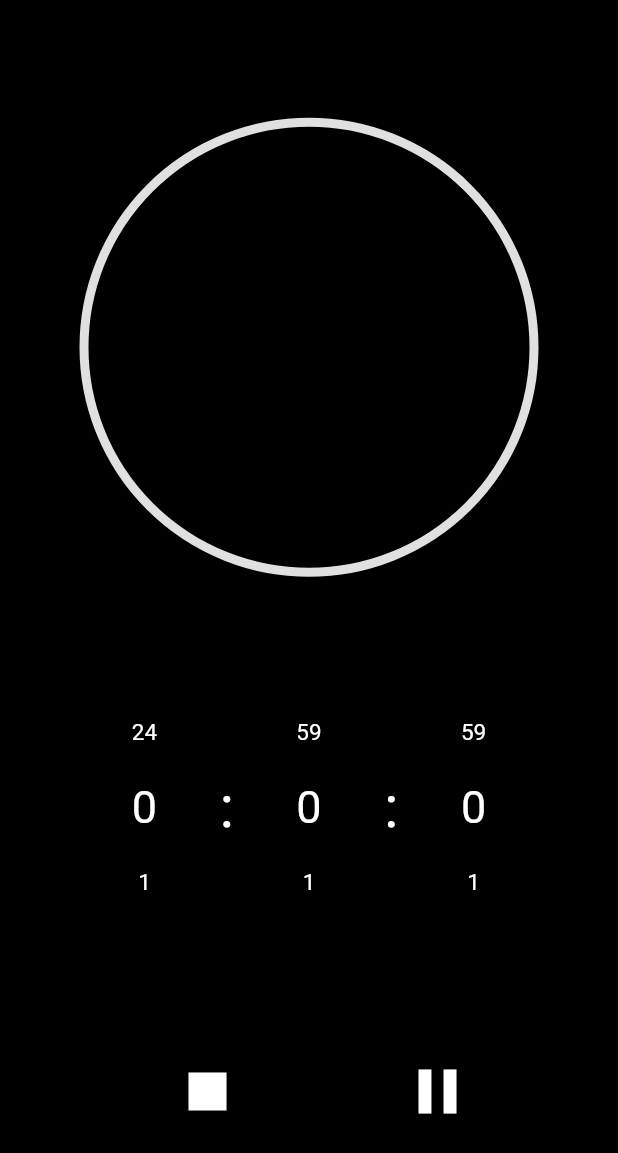
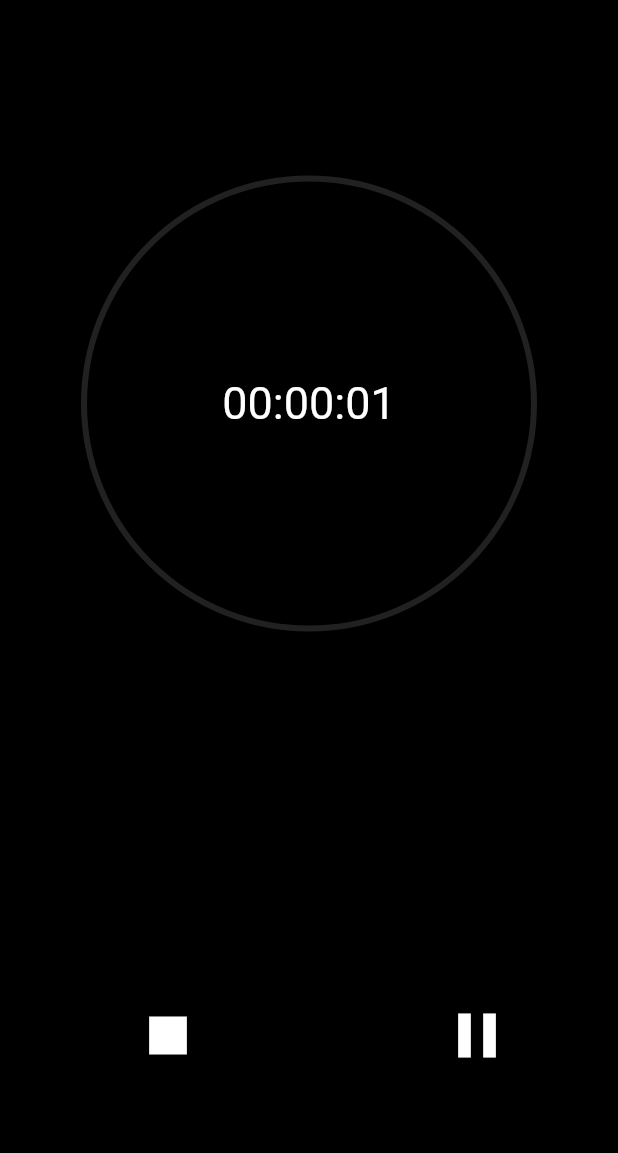
Before and after one commit to Sebastiano0/TPSIT, a Flutter app: the screen it shows after launch, after a tap on the "play arrow" icon, on a phone screen of 412 x 824 dp. Shown: the top 1153 px of the screen. Run offline on Flutter 3.47's test engine with Material 2 defaults, Android fonts, the phone set to English and light mode, and no system bars; drawn by our look-alikes of numberpicker; our stand-ins replace audioplayers, flutter_local_notifications.

```diff
--- a/timer/lib/main.dart
+++ b/timer/lib/main.dart
@@ -4,6 +4,11 @@ import 'package:audioplayers/audioplayers.dart';
 import 'package:flutter/material.dart';
 import 'package:flutter/services.dart';
 import 'package:numberpicker/numberpicker.dart';
+import 'package:flutter_local_notifications/flutter_local_notifications.dart';
+import 'noti.dart';
+
+final FlutterLocalNotificationsPlugin flutterLocalNotificationsPlugin =
+      FlutterLocalNotificationsPlugin();
 
 void main() {
   runApp(const MyApp());
@@ -32,25 +37,46 @@ class MyHomePage extends StatefulWidget {
 }
 
 class _MyHomePageState extends State<MyHomePage> {
+
+
   var _currentValueMinutes = 0;
   var _currentValueSeconds = 1;
   var _currentValueHours = 0;
+
+  String remainingTime = "";
+  int initialCount = 0;
   double progress = 1.0;
   dynamic sub;
   bool paused = true;
   dynamic controller;
+  bool numberPickerVisibility = true;
+  bool stopped = false;
+
   String path = "assets/audio/audio.mp3";
   final AudioPlayer player = AudioPlayer();
   var bytes; //load audio from assets
-/*
-    - E`richiesta la gestione della subscription degli stream.
-    - Lo studente realizzerà un opprotuno StreamController che, come un oscillatore,
-      genererà i tick (eventi di trigger).
-    - Lo stream di tick servirà per gestire, possibilmente trasformandolo in un altro stream di numeri,
-      l'avanzamento del conto alla rovescia.
-*/
+
+  createStringRemainingTime() {
+    remainingTime = "";
+    if (_currentValueHours < 10) {
+      remainingTime += "0$_currentValueHours:";
+    } else {
+      remainingTime += "$_currentValueHours:";
+    }
+    if (_currentValueMinutes < 10) {
+      remainingTime += "0$_currentValueMinutes:";
+    } else {
+      remainingTime += "$_currentValueMinutes:";
+    }
+    if (_currentValueSeconds < 10) {
+      remainingTime += "0$_currentValueSeconds";
+    } else {
+      remainingTime += "$_currentValueSeconds";
+    }
+  }
 
   play() async {
+    numberPickerVisibility = false;
     controller = StreamController<int>(
       onPause: () => print('Paused'),
       onResume: () => print('Resumed'),
@@ -62,17 +88,16 @@ class _MyHomePageState extends State<MyHomePage> {
         (_currentValueMinutes * 60) +
         _currentValueSeconds;
 
-    sub = controller.stream.listen(
-        (int data) async {
+    var fractionProgress = 1 / count / 10;
+    sub = controller.stream.listen((int data) async {
       setState(() {
-            progress = ((progress) -
-                    1 /
-                        ((_currentValueHours * 24) +
-                            (_currentValueMinutes * 60) +
-                            _currentValueSeconds))
-                .toDouble();
+        progress = progress - fractionProgress;
+        createStringRemainingTime();
+        if (data % 10 == 0) {
           if (_currentValueSeconds != 0) {
+            if (data != 0) {
               _currentValueSeconds--;
+            }
           } else {
             _currentValueSeconds = 59;
             if (_currentValueMinutes != 0) {
@@ -84,39 +109,49 @@ class _MyHomePageState extends State<MyHomePage> {
               }
             }
           }
+        }
       });
-        },
-        onError: (error) {},
-        onDone: () {
-          print("object");
-        });
+    }, onError: (error) {}, onDone: () {});
 
     if (!controller.isClosed) {
-      final stream = Stream.periodic(const Duration(seconds: 1), (x) {
+      final stream = Stream.periodic(const Duration(milliseconds: 100), (x) {
         return x;
-      }).take(count);
+      }).take(count * 10);
 
       await controller.addStream(stream);
 
-      if (_currentValueSeconds == 0) {
+      if (progress == 0) {}
+    }
+    _currentValueSeconds--;
+    initialCount = 0;
+    sub.cancel();
+    paused = true;
+    numberPickerVisibility = true;
+    Noti.initialize(flutterLocalNotificationsPlugin);
+
+    if (!stopped) {
       bytes = await rootBundle.load(path); //load audio from assets
       Uint8List audiobytes =
           bytes.buffer.asUint8List(bytes.offsetInBytes, bytes.lengthInBytes);
       await player.playBytes(audiobytes);
+    } else {
+      stopped = false;
     }
-    }
-    sub.cancel();
-    paused = true;
   }
 
   finish() {}
 
   pause() {
+    Noti.showBigTextNotification(
+        title: "Timer app", body: "Your timer has been paused", fln: flutterLocalNotificationsPlugin);
     sub.pause();
   }
 
   stop() {
+    stopped = true;
+    numberPickerVisibility = true;
     sub.cancel();
+    initialCount = 0;
     setState(() {
       _currentValueHours = 0;
       _currentValueMinutes = 0;
@@ -128,28 +163,44 @@ class _MyHomePageState extends State<MyHomePage> {
   Widget build(BuildContext context) {
     return Scaffold(
       backgroundColor: Colors.black,
-      // appBar: AppBar(
-      //   title: Text(widget.title),
-      // ),
       body: Center(
           child: Column(
         mainAxisAlignment: MainAxisAlignment.spaceEvenly,
         children: <Widget>[
-          SizedBox(
+          Visibility(
+              visible: !numberPickerVisibility,
+              child: SizedBox(
+                width: 300,
+                height: 300,
+                child: Stack(children: <Widget>[
+                  Center(
+                    child: SizedBox(
                       width: 300,
                       height: 300,
                       child: CircularProgressIndicator(
-              backgroundColor: Colors.grey.shade300,
+                        backgroundColor: Colors.grey.shade900,
                         value: progress,
-              strokeWidth: 6,
+                        strokeWidth: 4,
                       ),
                     ),
+                  ),
+                  Center(
+                    child: Text(remainingTime,
+                        style:
+                            const TextStyle(color: Colors.white, fontSize: 30)),
+                  )
+                ]),
+              )),
+          Visibility(
+              visible: numberPickerVisibility,
+              child:
                   Row(mainAxisAlignment: MainAxisAlignment.center, children: [
                 NumberPicker(
                   minValue: 0,
-              maxValue: 24,
+                  maxValue: 23,
                   value: _currentValueHours,
-              onChanged: (value) => setState(() => _currentValueHours = value),
+                  onChanged: (value) =>
+                      setState(() => _currentValueHours = value),
                   haptics: true,
                   infiniteLoop: true,
                   textStyle: const TextStyle(fontSize: 15, color: Colors.white),
@@ -189,19 +240,11 @@ class _MyHomePageState extends State<MyHomePage> {
                   selectedTextStyle:
                       const TextStyle(fontSize: 30, color: Colors.white),
                 ),
-          ]),
+              ])),
           Row(mainAxisAlignment: MainAxisAlignment.spaceEvenly, children: [
-            // IconButton(
-            //     onPressed: paused
-            //         ? () {
-            //             setState(() {
-            //               paused = false;
-            //             });
-            //           }
-            //         : null,
-            //     icon: const Icon(Icons.play_arrow,
-            //         size: 50, color: Colors.white)),
-            IconButton(
+            Visibility(
+                visible: !numberPickerVisibility,
+                child: IconButton(
                     onPressed: () {
                       setState(() {
                         paused = true;
@@ -212,8 +255,23 @@ class _MyHomePageState extends State<MyHomePage> {
                       Icons.stop,
                       size: 50,
                       color: Colors.white,
-                )),
-            IconButton(
+                    ))),
+            Visibility(
+                visible: numberPickerVisibility,
+                child: IconButton(
+                    onPressed: paused
+                        ? () {
+                            setState(() {
+                              paused = false;
+                              play();
+                            });
+                          }
+                        : null,
+                    icon: const Icon(Icons.play_arrow,
+                        size: 50, color: Colors.white))),
+            Visibility(
+                visible: !numberPickerVisibility,
+                child: IconButton(
                     onPressed: () {
                       setState(() {
                         if (paused) {
@@ -226,7 +284,7 @@ class _MyHomePageState extends State<MyHomePage> {
                       });
                     },
                     icon: Icon(paused == false ? Icons.pause : Icons.play_arrow,
-                    size: 50, color: Colors.white)),
+                        size: 50, color: Colors.white))),
           ])
         ],
       )),
--- /dev/null
+++ b/timer/lib/noti.dart
@@ -0,0 +1,34 @@
+import 'package:flutter_local_notifications/flutter_local_notifications.dart';
+
+class Noti {
+  static Future initialize(
+      FlutterLocalNotificationsPlugin flutterLocalNotificationsPlugin) async {
+    var androidInitialize =
+        const AndroidInitializationSettings('mipmap/ic_launcher');
+    var initializationsSettings =
+        InitializationSettings(android: androidInitialize);
+    await flutterLocalNotificationsPlugin.initialize(initializationsSettings);
+  }
+
+  static Future showBigTextNotification(
+      {var id = 0,
+      required String title,
+      required String body,
+      var payload,
+      required FlutterLocalNotificationsPlugin fln}) async {
+    AndroidNotificationDetails androidPlatformChannelSpecifics =
+        const AndroidNotificationDetails(
+      'safvwrgwhigdpseaoèefodjfhevguorsnd',
+      'channel_name',
+      playSound: true,
+      //sound: RawResourceAndroidNotificationSound('notification'),
+      importance: Importance.max,
+      priority: Priority.high,
+    );
+
+    var not = NotificationDetails(
+      android: androidPlatformChannelSpecifics,
+    );
+    await fln.show(0, title, body, not);
+  }
+}
--- a/timer/pubspec.yaml
+++ b/timer/pubspec.yaml
@@ -39,6 +39,7 @@ dependencies:
   flutter_ringtone_player: ^3.2.0
   numberpicker: ^2.1.1
   audioplayers: ^0.20.1
+  flutter_local_notifications: ^12.0.3
 
 dev_dependencies:
   flutter_test:
```
Also changed, not shown: timer/pubspec.lock, 3 other files. Lines whose indentation alone changed are shown as unchanged.
